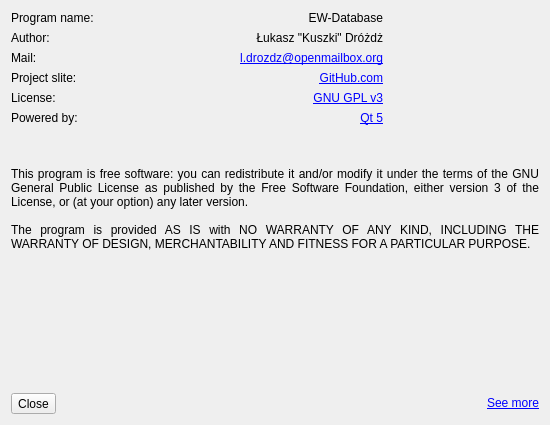
Kuszki/EW-Database, file aboutdialog.ui: the form before one commit.
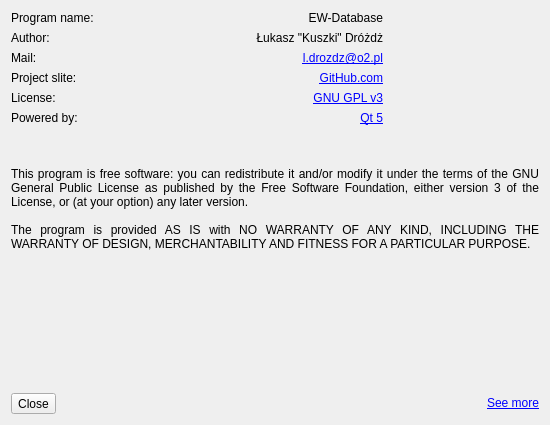
The form after the commit. Icons and pictures are not drawn.

```diff
--- a/aboutdialog.ui
+++ b/aboutdialog.ui
@@ -109,7 +109,7 @@
      <item row="2" column="1">
       <widget class="QLabel" name="Mail">
        <property name="text">
-        <string notr="true">&lt;a href=&quot;l.drozdz@openmailbox.org&quot;&gt;l.drozdz@openmailbox.org&lt;/a&gt;</string>
+        <string notr="true">&lt;a href=&quot;l.drozdz@o2.pl&quot;&gt;l.drozdz@o2.pl&lt;/a&gt;</string>
        </property>
        <property name="alignment">
         <set>Qt::AlignRight|Qt::AlignTrailing|Qt::AlignVCenter</set>
```
